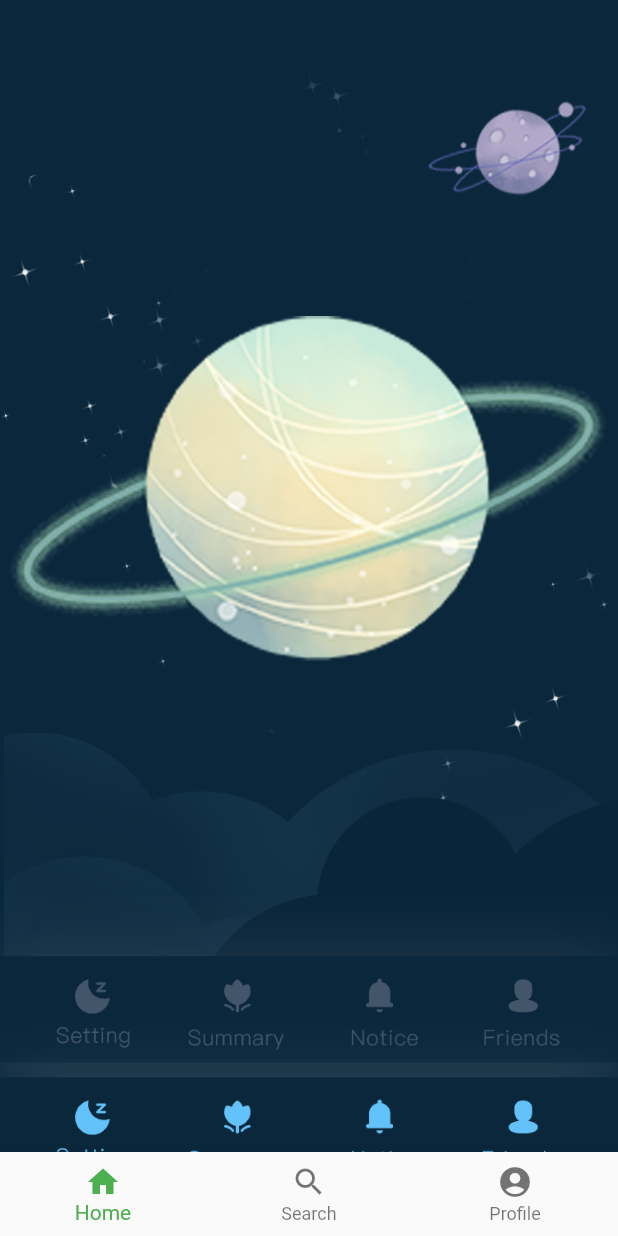
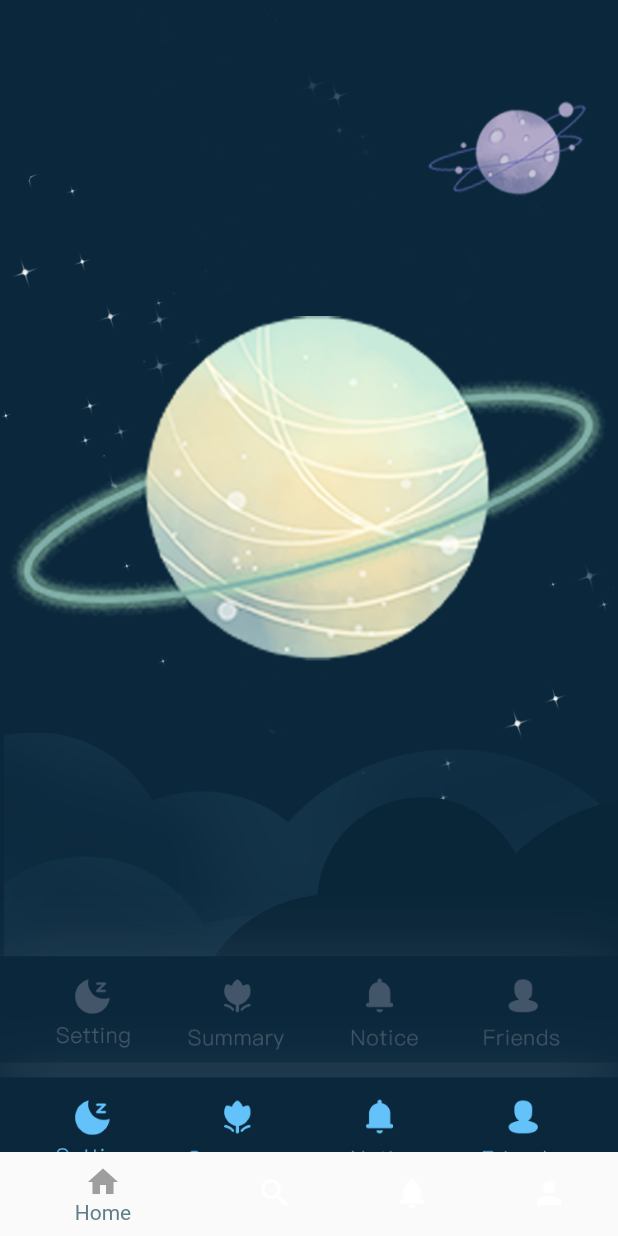
Before and after one commit to starrysky1818/my_app, a Flutter app: the screen it shows after launch, on a phone screen of 412 x 824 dp. Run offline on Flutter 3.47's test engine with Material 2 defaults, Android fonts, the phone set to English and light mode, and no system bars.

Commit message:
Initial commit

```diff
--- a/lib/Page/homePage.dart
+++ b/lib/Page/homePage.dart
@@ -19,19 +19,23 @@ class MyHomePage extends StatelessWidget {
       ),
       bottomNavigationBar: BottomNavigationBar(
           currentIndex: 0,
-          fixedColor: Colors.green,
+          fixedColor: Colors.blueGrey,
           items: const [
             BottomNavigationBarItem(
               label: "Home",
-              icon: Icon(Icons.home),
+              icon: Icon(Icons.home, color: Colors.grey,),
             ),
             BottomNavigationBarItem(
               label: "Search",
-              icon: Icon(Icons.search),
+              icon: Icon(Icons.search, color: Colors.white),
             ),
             BottomNavigationBarItem(
-              label: "Profile",
-              icon: Icon(Icons.account_circle),
+              label: "Notice",
+              icon: Icon(Icons.notifications, color: Colors.white),
+            ),
+            BottomNavigationBarItem(
+              label: "Friends",
+              icon: Icon(Icons.person, color: Colors.white),
             ),
           ],
           onTap: (int indexOfItem) {}),
```
